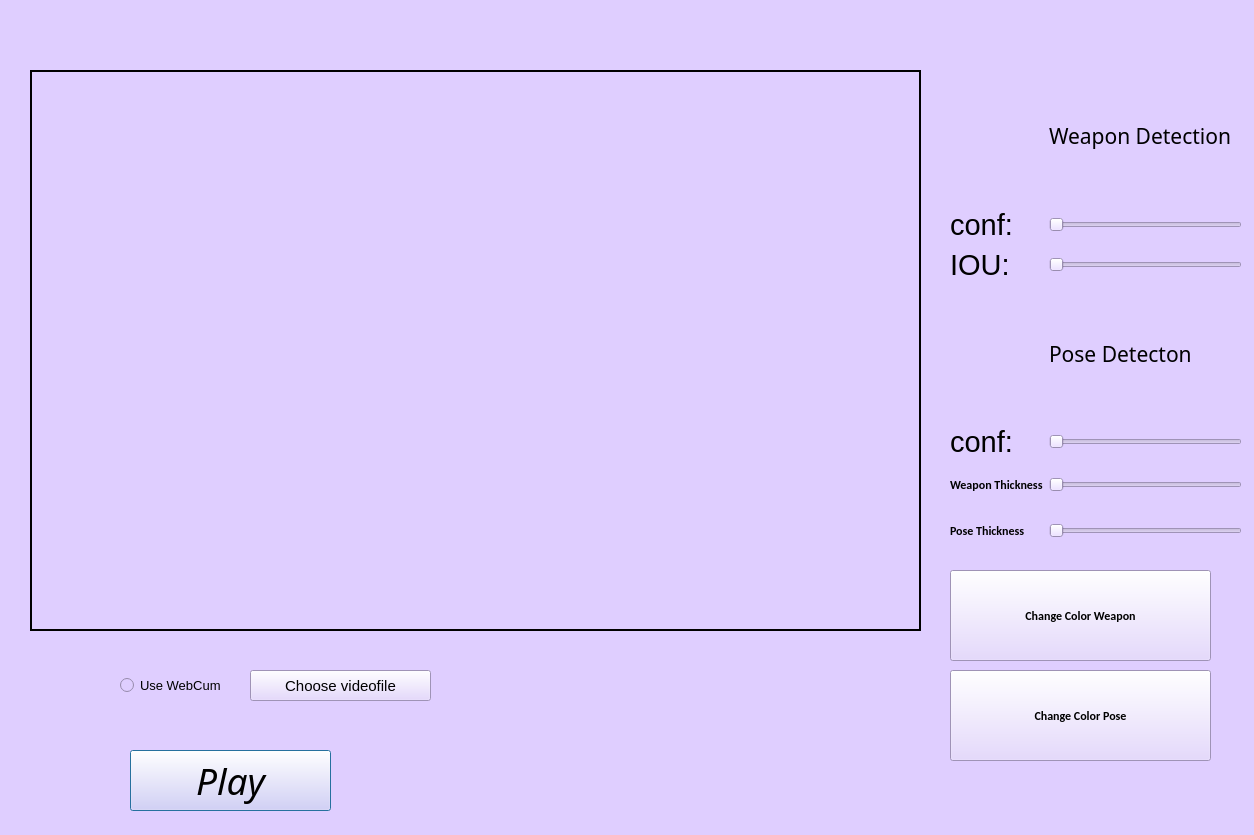
Old version of the form Face-Recogntion-PyQt/outputwindow.ui in the repository ilyababich21/ObjectDetection.
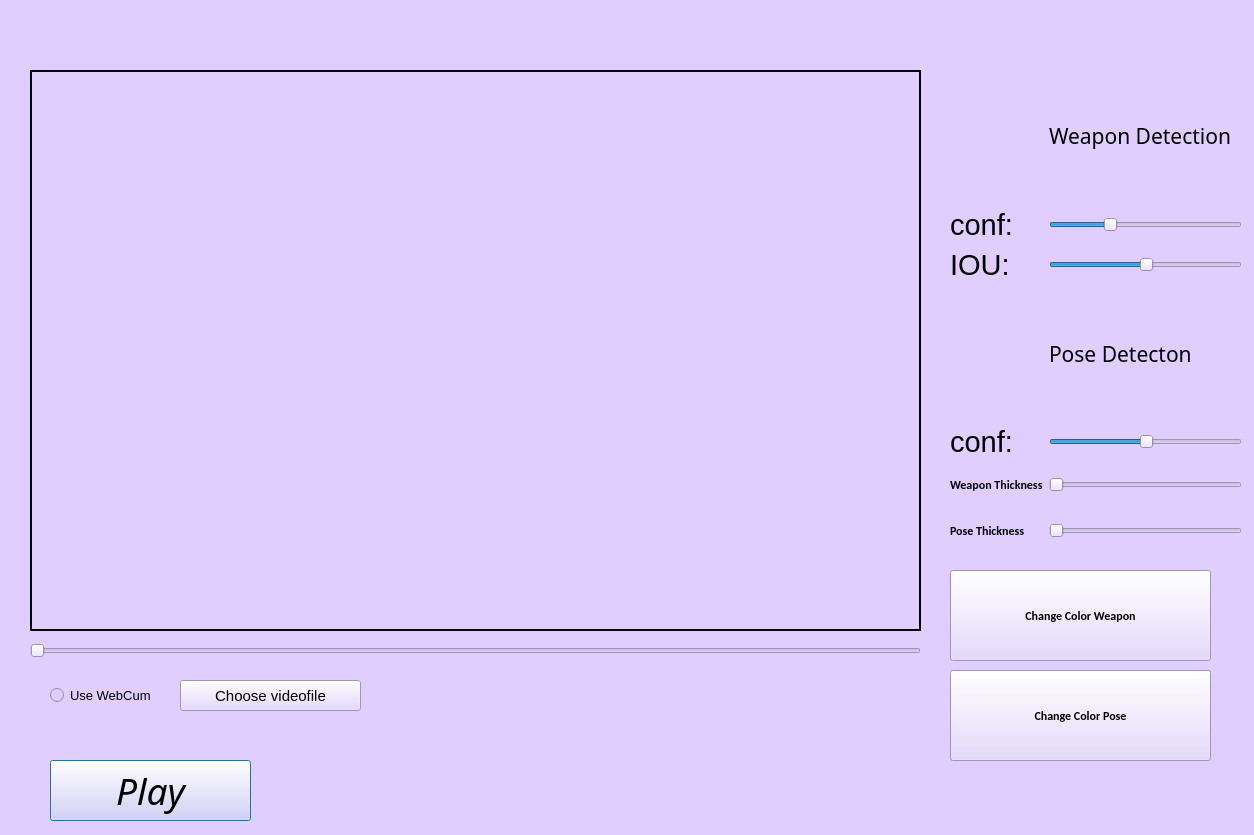
New version of the form. Icons and pictures are not drawn.

What changed in the file:
```diff
--- a/Face-Recogntion-PyQt/outputwindow.ui
+++ b/Face-Recogntion-PyQt/outputwindow.ui
@@ -67,8 +67,8 @@
   <widget class="QPushButton" name="playButton">
    <property name="geometry">
     <rect>
-     <x>130</x>
-     <y>750</y>
+     <x>50</x>
+     <y>760</y>
      <width>201</width>
      <height>61</height>
     </rect>
@@ -175,6 +175,9 @@
     </item>
     <item row="7" column="1">
      <widget class="QSlider" name="poseConfSlider">
+      <property name="value">
+       <number>50</number>
+      </property>
       <property name="orientation">
        <enum>Qt::Horizontal</enum>
       </property>
@@ -182,6 +185,9 @@
     </item>
     <item row="4" column="1">
      <widget class="QSlider" name="weaponIOUSlider">
+      <property name="value">
+       <number>50</number>
+      </property>
       <property name="orientation">
        <enum>Qt::Horizontal</enum>
       </property>
@@ -189,6 +195,9 @@
     </item>
     <item row="1" column="1">
      <widget class="QSlider" name="weaponConfSlider">
+      <property name="value">
+       <number>30</number>
+      </property>
       <property name="orientation">
        <enum>Qt::Horizontal</enum>
       </property>
@@ -254,8 +263,8 @@
   <widget class="QRadioButton" name="useWebCum">
    <property name="geometry">
     <rect>
-     <x>120</x>
-     <y>670</y>
+     <x>50</x>
+     <y>680</y>
      <width>101</width>
      <height>31</height>
     </rect>
@@ -272,8 +281,8 @@
   <widget class="QPushButton" name="ChooseButton">
    <property name="geometry">
     <rect>
-     <x>250</x>
-     <y>670</y>
+     <x>180</x>
+     <y>680</y>
      <width>181</width>
      <height>31</height>
     </rect>
@@ -290,8 +299,8 @@
   <widget class="QLabel" name="currentVideo">
    <property name="geometry">
     <rect>
-     <x>120</x>
-     <y>710</y>
+     <x>50</x>
+     <y>720</y>
      <width>411</width>
      <height>16</height>
     </rect>
@@ -300,6 +309,19 @@
     <string/>
    </property>
   </widget>
+  <widget class="QSlider" name="slider">
+   <property name="geometry">
+    <rect>
+     <x>30</x>
+     <y>640</y>
+     <width>891</width>
+     <height>22</height>
+    </rect>
+   </property>
+   <property name="orientation">
+    <enum>Qt::Horizontal</enum>
+   </property>
+  </widget>
  </widget>
  <resources>
   <include location="resource.qrc"/>
```
Left out of the diff: 4 changed lines with no effect on the pictures.
